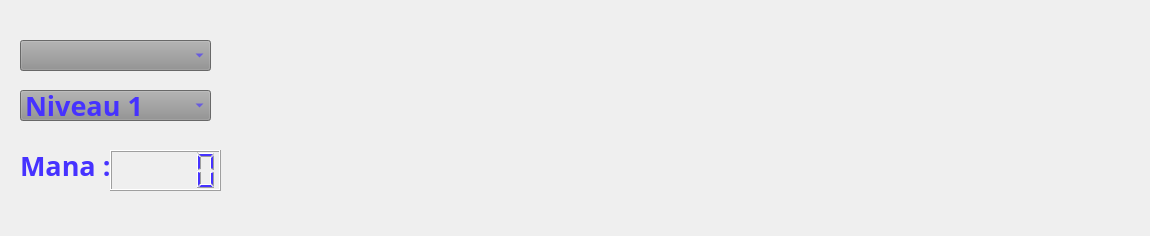
The window that ui/editor.ui (ThomasTab/Maerthan-Arcane-Editor) describes before a commit, drawn with Qt 5.
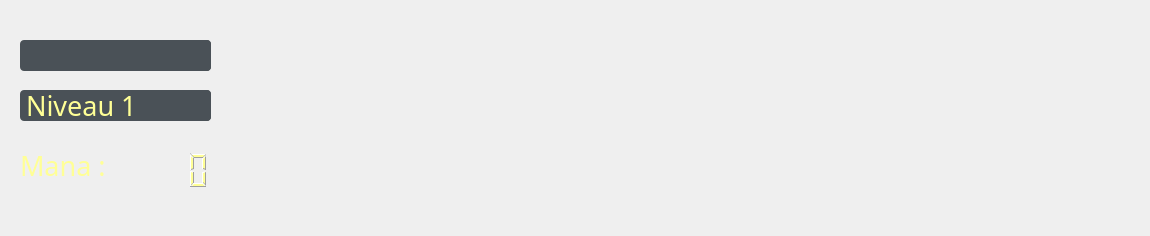
The same window after the commit. Icons and pictures are not drawn.

Commit message: Fixed the label horizontal alignement

Patch:
```diff
--- a/ui/editor.ui
+++ b/ui/editor.ui
@@ -21,13 +21,67 @@
 	background-image: url(:/image/background_editor.png);
 }
 
-QWidget{
-	font: bold 20pt &quot;Monotype Corsiva&quot;;
-	color: rgb(70, 50, 255);
+#comboBoxElement,#comboBoxMastery,#label,#lcdNumberCost{
+	font: 20pt &quot;Monotype Corsiva&quot;;
+	color: rgb(255, 255, 150);
 }
 
-QComboBox{
-	background-color: rgb(145, 145, 145);
+QComboBox
+{
+    background-color: #4a5157;
+    padding-left: 6px;
+    color: #fff;
+    height: 20px;
+	border-radius: 4px;
+
+}
+
+
+QComboBox::disabled
+{
+	background-color: #404040;
+	color: #656565;
+	border-color: #051a39;
+
+}
+
+
+QComboBox:on
+{
+    background-color: #4a5157;
+	color: #fff;
+
+}
+
+
+QComboBox QAbstractItemView
+{
+    background-color: #4a5157;
+    color: #fff;
+    selection-background-color: #002b2b;
+	selection-color: #fff;
+    outline: 0;
+
+}
+
+
+QComboBox::drop-down
+{
+	background-color: #4a5157;
+    subcontrol-origin: padding;
+    subcontrol-position: top right;
+	border-radius: 4px;
+    width: 15px;
+
+}
+
+
+QComboBox::down-arrow
+{
+    image: url(://arrow-down.png);
+    width: 8px;
+    height: 8px;
+
 }</string>
   </property>
   <widget class="QWidget" name="centralwidget">
@@ -47,9 +101,9 @@
      <font>
       <family>Monotype Corsiva</family>
       <pointsize>20</pointsize>
-      <weight>75</weight>
+      <weight>50</weight>
       <italic>false</italic>
-      <bold>true</bold>
+      <bold>false</bold>
      </font>
     </property>
    </widget>
@@ -66,9 +120,9 @@
      <font>
       <family>Monotype Corsiva</family>
       <pointsize>20</pointsize>
-      <weight>75</weight>
+      <weight>50</weight>
       <italic>false</italic>
-      <bold>true</bold>
+      <bold>false</bold>
      </font>
     </property>
     <item>
@@ -103,7 +157,7 @@
      <rect>
       <x>110</x>
       <y>150</y>
-      <width>111</width>
+      <width>101</width>
       <height>41</height>
      </rect>
     </property>
@@ -111,11 +165,26 @@
      <font>
       <family>Monotype Corsiva</family>
       <pointsize>20</pointsize>
-      <weight>75</weight>
+      <weight>50</weight>
       <italic>false</italic>
-      <bold>true</bold>
+      <bold>false</bold>
      </font>
     </property>
+    <property name="frameShape">
+     <enum>QFrame::NoFrame</enum>
+    </property>
+    <property name="frameShadow">
+     <enum>QFrame::Sunken</enum>
+    </property>
+    <property name="lineWidth">
+     <number>5</number>
+    </property>
+    <property name="midLineWidth">
+     <number>0</number>
+    </property>
+    <property name="smallDecimalPoint">
+     <bool>false</bool>
+    </property>
    </widget>
    <widget class="QLabel" name="label">
     <property name="geometry">
@@ -130,9 +199,9 @@
      <font>
       <family>Monotype Corsiva</family>
       <pointsize>20</pointsize>
-      <weight>75</weight>
+      <weight>50</weight>
       <italic>false</italic>
-      <bold>true</bold>
+      <bold>false</bold>
      </font>
     </property>
     <property name="text">
```
The commit also changes 6 other files.
